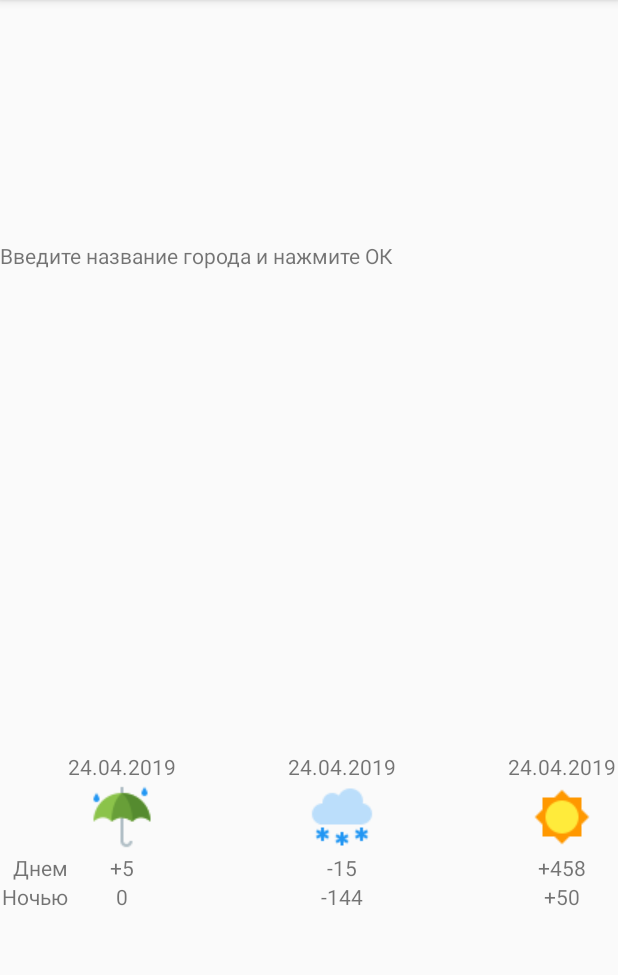
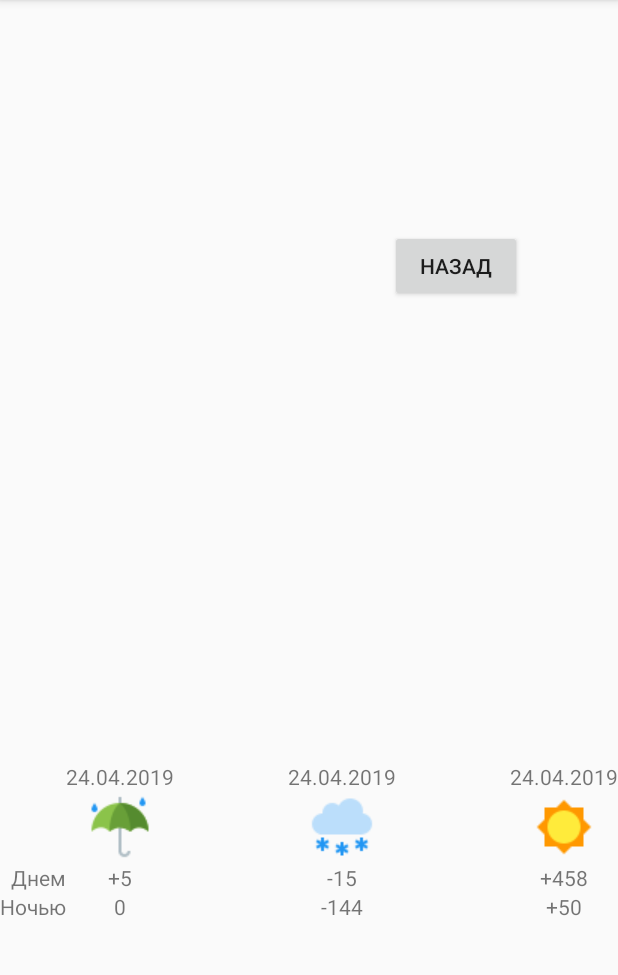
Before and after one commit to Yurok86RUS/Android_1, an Android app: the Main2Activity screen opened directly, with no data from a screen before it, on a phone screen of 412 x 824 dp, the part 84-1059 px from its top. Run offline under Robolectric (Android 15) with nearby library versions, the phone set to English and light mode, and no system bars; 1 statement that could not run was skipped.

Commit message:
finish task 3

```diff
--- a/HW_3_20190424/app/src/main/java/com/yur0k/task3/Main2Activity.java
+++ b/HW_3_20190424/app/src/main/java/com/yur0k/task3/Main2Activity.java
@@ -1,7 +1,13 @@
 package com.yur0k.task3;
 
+import android.content.Intent;
 import android.support.v7.app.AppCompatActivity;
 import android.os.Bundle;
+import android.view.View;
+import android.widget.Button;
+import android.widget.TextView;
+
+import static android.provider.Telephony.Mms.Part.TEXT;
 
 public class Main2Activity extends AppCompatActivity {
 
@@ -9,5 +15,16 @@ public class Main2Activity extends AppCompatActivity {
     protected void onCreate(Bundle savedInstanceState) {
         super.onCreate(savedInstanceState);
         setContentView(R.layout.activity_main2);
+        String text = getIntent().getExtras().getString(TEXT);
+        TextView textView = (TextView) findViewById(R.id.text_city_Name);
+        textView.setText(text);
+        Button button = (Button) findViewById(R.id.button_Back);
+        button.setOnClickListener(new View.OnClickListener() {
+            @Override
+            public void onClick(View v) {
+                Intent intent = new Intent(Main2Activity.this,MainActivity.class);
+                startActivity(intent);
+            }
+        });
     }
 }
--- a/HW_3_20190424/app/src/main/res/layout/activity_main.xml
+++ b/HW_3_20190424/app/src/main/res/layout/activity_main.xml
@@ -22,5 +22,6 @@
         android:layout_width="wrap_content"
         android:layout_height="wrap_content"
         android:text="@string/OK"
-        android:layout_gravity="center"/>
+        android:layout_gravity="center"
+        android:onClick="onClick"/>
 </LinearLayout>
--- a/HW_3_20190424/app/src/main/res/layout/activity_main2.xml
+++ b/HW_3_20190424/app/src/main/res/layout/activity_main2.xml
@@ -15,6 +15,12 @@
             android:layout_height="wrap_content"
             android:text="@string/city_name"
             android:layout_gravity="center"/>
+        <Button
+            android:id="@+id/button_Back"
+            android:layout_width="wrap_content"
+            android:layout_height="wrap_content"
+            android:text="@string/back"
+            android:layout_gravity="center" />
     </TableRow>
 
     <TableRow
--- a/HW_3_20190424/app/src/main/res/values/strings.xml
+++ b/HW_3_20190424/app/src/main/res/values/strings.xml
@@ -7,4 +7,5 @@
     <string name="after">24.04.2019</string>
     <string name="day">Днем</string>
     <string name="night">Ночью</string>
+    <string name="back">Назад</string>
 </resources>
```
Also changed, not shown: HW_3_20190424/app/src/main/java/com/yur0k/task3/MainActivity.java (+15 -10 lines).
